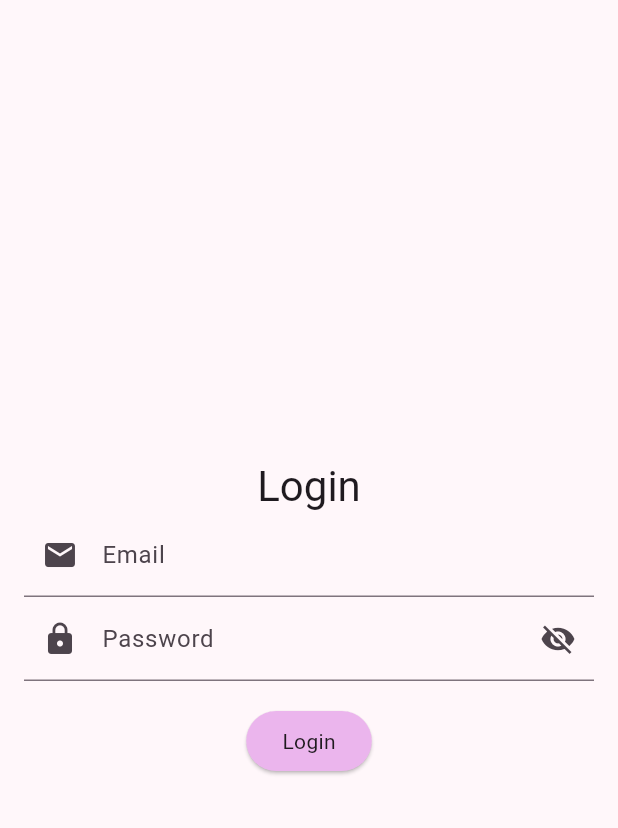
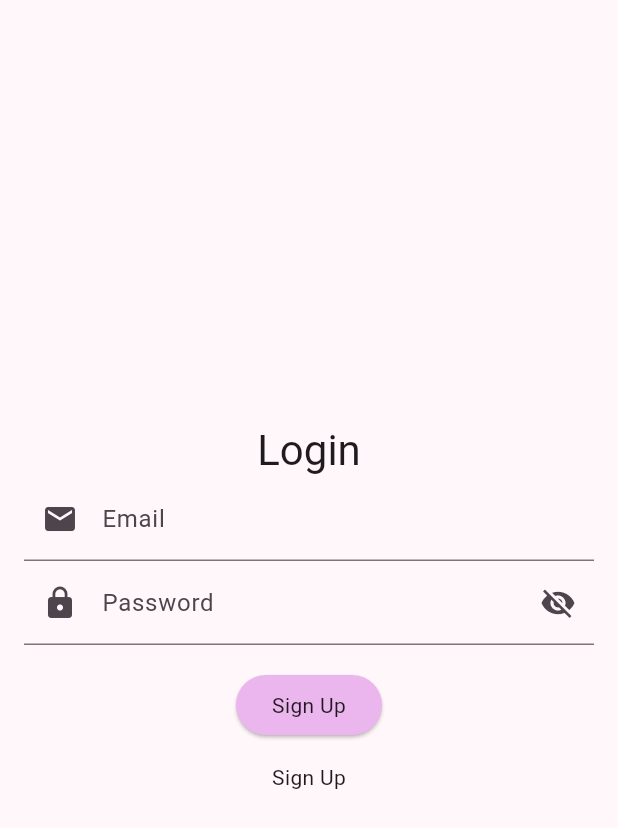
Before and after one commit to arthurterozendi-plank/flutter_firebase_poc, a Flutter app: the screen it shows after launch, on a phone screen of 412 x 824 dp. Shown: the top 828 px of the screen. Run offline on Flutter 3.47's test engine with Material 3 defaults, Android fonts, the phone set to English and light mode, and no system bars.

Commit message:
use custom input field

```diff
--- a/lib/pages/login/login_page.dart
+++ b/lib/pages/login/login_page.dart
@@ -1,6 +1,8 @@
 import 'package:flutter/material.dart';
 
 import '../home/home_page.dart';
+import '../signUp/sign_up_page.dart';
+import '../../components/input_field.dart';
 
 class LoginPage extends StatefulWidget {
   static const String routeName = '/login';
@@ -39,43 +41,41 @@ class _LoginPageState extends State<LoginPage> {
   Widget loginBody() {
     return Container(
       padding: const EdgeInsets.all(16.0),
-      child: Center(
       child: Column(
         mainAxisAlignment: MainAxisAlignment.center,
         children: [
           Text('Login', style: Theme.of(context).textTheme.headlineMedium),
-            inputField('Email', Icons.email, (value) => email = value, false),
-            inputField(
-                'Password', Icons.lock, (value) => password = value, true),
+          CustomInputField(
+            label: 'Email',
+            icon: Icons.email,
+            onChanged: (value) => email = value,
+          ),
+          CustomInputField(
+            label: 'Password',
+            icon: Icons.lock,
+            onChanged: (value) => password = value,
+            obscureText: true,
+          ),
           const SizedBox(height: 16.0),
           ElevatedButton(
             onPressed: () => authenticate(),
             style: ElevatedButton.styleFrom(
               backgroundColor: Theme.of(context).colorScheme.inversePrimary,
             ),
-                child: Text('Login',
-                    style: Theme.of(context).textTheme.bodyMedium)),
-          ],
+            child: Text(
+              'Sign Up',
+              style: Theme.of(context).textTheme.bodyMedium,
             ),
           ),
-    );
-  }
-
-  Widget inputField(String label, IconData icon, Function(String) onChanged,
-      bool obscureText) {
-    return TextField(
-      onChanged: onChanged,
-      obscureText: obscureText ? !showPassword : obscureText,
-      decoration: InputDecoration(
-        labelText: label,
-        prefixIcon: Icon(icon),
-        suffixIcon: obscureText
-            ? IconButton(
-                icon: Icon(
-                    showPassword ? Icons.visibility : Icons.visibility_off),
-                onPressed: () => setState(() => showPassword = !showPassword),
-              )
-            : null,
+          TextButton(
+            onPressed: () => Navigator.of(context)
+                .pushReplacementNamed(SignUpPage.routeName),
+            child: Text(
+              'Sign Up',
+              style: Theme.of(context).textTheme.bodyMedium,
+            ),
+          ),
+        ],
       ),
     );
   }
```
Lines whose indentation alone changed are shown as unchanged.
